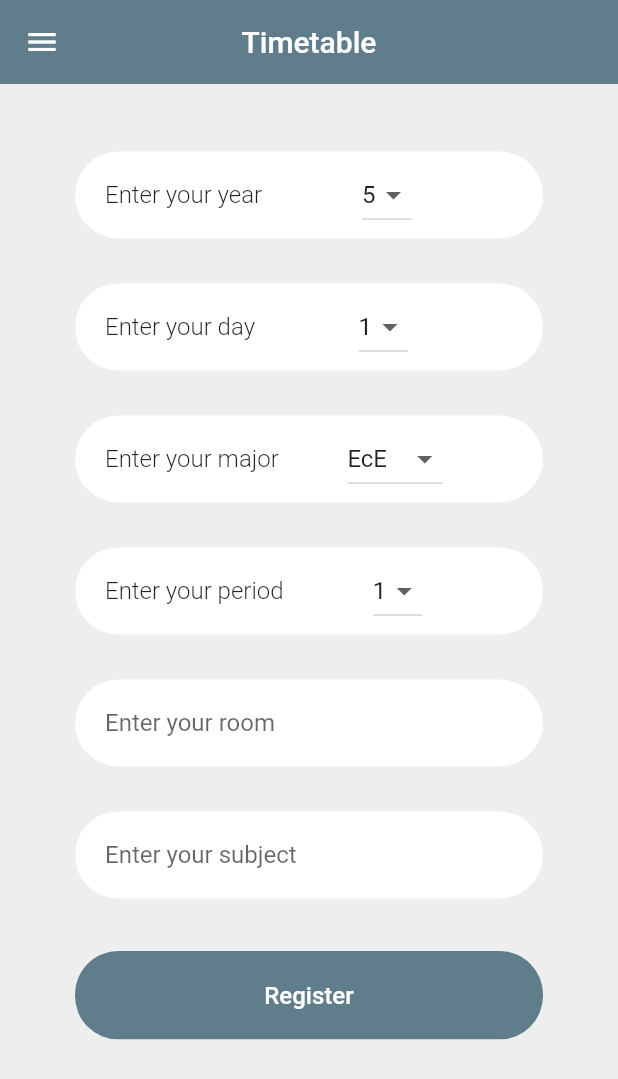
After one commit to thurahtetaung/smart_attendance, a Flutter app: the EditTimeTable screen opened directly, on a phone screen of 412 x 824 dp. The commit adds this screen. Shown: the top 1079 px of the screen. Run offline on Flutter 3.47's test engine with Material 2 defaults, Android fonts, the phone set to English and light mode, and no system bars; our stand-ins replace cloud_firestore, firebase_auth, flutter_spinkit; accounts and stored records are empty.

Commit message:
Optimize database query to server-side. Fixed timetable view to show same consecutive subjects as 1 list.

```diff
--- a/lib/models/timetable_model.dart
+++ b/lib/models/timetable_model.dart
@@ -1,6 +1,6 @@
 class TimeTable {
   final String subject;
-  final int period;
+  dynamic period;
   final String major;
   final String room;
   final int year;
@@ -8,4 +8,8 @@ class TimeTable {
 
   TimeTable(
       {this.subject, this.period, this.room, this.year, this.day, this.major});
+
+  void editPeriod(dynamic period) {
+    this.period = '$period, ${period + 1}';
+  }
 }
--- a/lib/screens/attendance/attendance_screen.dart
+++ b/lib/screens/attendance/attendance_screen.dart
@@ -1,5 +1,4 @@
 import 'package:flutter/material.dart';
-import 'package:smart_attendance/screens/home/side_drawer.dart';
 import 'package:smart_attendance/shared/constants.dart';
 
 class Attendance extends StatelessWidget {
@@ -9,6 +8,12 @@ class Attendance extends StatelessWidget {
       // drawer: SideDrawer(),
       backgroundColor: kPrimaryLightColor[200],
       appBar: AppBar(
+        automaticallyImplyLeading: true,
+        leading: IconButton(
+            icon: Icon(Icons.menu),
+            onPressed: () {
+              Navigator.pop(context);
+            }),
         title: Text('Smart Attendance'),
         centerTitle: true,
         backgroundColor: kPrimaryColor,
--- a/lib/screens/home/side_drawer.dart
+++ b/lib/screens/home/side_drawer.dart
@@ -5,6 +5,7 @@ import 'package:smart_attendance/models/user.dart';
 import 'package:smart_attendance/screens/attendance/attendance_screen.dart';
 import 'package:smart_attendance/screens/home/home.dart';
 import 'package:smart_attendance/screens/home/settings_form.dart';
+import 'package:smart_attendance/screens/timetable/add_timetable.dart';
 import 'package:smart_attendance/screens/timetable/timetable_screen.dart';
 import 'package:smart_attendance/services/auth.dart';
 import 'package:smart_attendance/services/database.dart';
@@ -94,6 +95,20 @@ class _SideDrawerState extends State<SideDrawer> {
                         },
                       ),
                       ListTile(
+                        title: Text(
+                          'Edit Timetable',
+                          style: TextStyle(fontSize: 17),
+                        ),
+                        leading: Icon(Icons.calendar_today),
+                        onTap: () {
+                          Navigator.push(
+                              context,
+                              CupertinoPageRoute(
+                                builder: (context) => EditTimeTable(),
+                              ));
+                        },
+                      ),
+                      ListTile(
                           leading: Icon(Icons.insert_chart),
                           onTap: () async {
                             // await DatabaseService()
--- /dev/null
+++ b/lib/screens/timetable/add_timetable.dart
@@ -0,0 +1,302 @@
+import 'package:flutter/material.dart';
+import 'package:provider/provider.dart';
+import 'package:smart_attendance/components/rounded_button.dart';
+import 'package:smart_attendance/models/user.dart';
+import 'package:smart_attendance/services/database.dart';
+import 'package:smart_attendance/shared/constants.dart';
+
+class EditTimeTable extends StatefulWidget {
+  @override
+  _EditTimeTableState createState() => _EditTimeTableState();
+}
+
+class _EditTimeTableState extends State<EditTimeTable> {
+  final _formKey = GlobalKey<FormState>();
+  bool loading = false;
+
+  // text field state
+  String subject = '';
+  String error = '';
+  int year = 5;
+  int period = 1;
+  String major = 'EcE';
+  String room = '';
+  int day = 1;
+  var _majors = [
+    'EcE',
+    'C',
+    'CEIT',
+    'Tex',
+    'Che',
+    'McE',
+    'Mech',
+    'Met',
+    'Mn',
+    'Arch',
+    'EP',
+    'PE'
+  ];
+  var _years = [1, 2, 3, 4, 5, 6];
+  var _days = [1, 2, 3, 4, 5];
+  var _periods = [1, 2, 3, 4, 5, 6, 7, 8, 9];
+  @override
+  Widget build(BuildContext context) {
+    final user = Provider.of<User>(context) ?? User(uid: null);
+    return StreamProvider<UserData2>.value(
+        value: DatabaseService(uid: user.uid).userData2,
+        child: Scaffold(
+            // drawer: SideDrawer(),
+            backgroundColor: kPrimaryLightColor[200],
+            appBar: AppBar(
+              automaticallyImplyLeading: true,
+              leading: IconButton(
+                  icon: Icon(Icons.menu),
+                  onPressed: () {
+                    Navigator.pop(context);
+                  }),
+              title: Text('Timetable'),
+              centerTitle: true,
+              backgroundColor: kPrimaryColor,
+              elevation: 0,
+            ),
+            body: SingleChildScrollView(
+              padding: EdgeInsets.symmetric(vertical: 20, horizontal: 50),
+              child: Form(
+                key: _formKey,
+                child: Column(
+                  mainAxisAlignment: MainAxisAlignment.spaceEvenly,
+                  children: [
+                    SizedBox(
+                      height: 20,
+                    ),
+                    Container(
+                      margin: EdgeInsets.symmetric(vertical: 5),
+                      padding:
+                          EdgeInsets.symmetric(horizontal: 20, vertical: 5),
+                      decoration: BoxDecoration(
+                        color: Colors.white,
+                        borderRadius: BorderRadius.circular(29),
+                      ),
+                      child: Row(
+                        mainAxisAlignment: MainAxisAlignment.spaceBetween,
+                        children: [
+                          Text(
+                            'Enter your year',
+                            style: TextStyle(
+                                fontWeight: FontWeight.w300, fontSize: 16),
+                          ),
+                          DropdownButton<int>(
+                            items: _years
+                                .map((int dropDownIntItem) =>
+                                    DropdownMenuItem<int>(
+                                      value: dropDownIntItem,
+                                      child: Text('$dropDownIntItem'),
+                                    ))
+                                .toList(),
+                            onChanged: (int newIntValueSelected) {
+                              setState(() {
+                                year = newIntValueSelected;
+                              });
+                            },
+                            value: year,
+                          ),
+                          Padding(padding: EdgeInsets.only(right: 1))
+                        ],
+                      ),
+                    ),
+                    SizedBox(
+                      height: 20,
+                    ),
+                    Container(
+                      margin: EdgeInsets.symmetric(vertical: 5),
+                      padding:
+                          EdgeInsets.symmetric(horizontal: 20, vertical: 5),
+                      decoration: BoxDecoration(
+                        color: Colors.white,
+                        borderRadius: BorderRadius.circular(29),
+                      ),
+                      child: Row(
+                        mainAxisAlignment: MainAxisAlignment.spaceBetween,
+                        children: [
+                          Text(
+                            'Enter your day',
+                            style: TextStyle(
+                                fontWeight: FontWeight.w300, fontSize: 16),
+                          ),
+                          DropdownButton<int>(
+                            items: _days
+                                .map((int dropDownIntItem) =>
+                                    DropdownMenuItem<int>(
+                                      value: dropDownIntItem,
+                                      child: Text('$dropDownIntItem'),
+                                    ))
+                                .toList(),
+                            onChanged: (int newIntValueSelected) {
+                              setState(() {
+                                day = newIntValueSelected;
+                              });
+                            },
+                            value: day,
+                          ),
+                          Padding(padding: EdgeInsets.only(right: 1))
+                        ],
+                      ),
+                    ),
+                    SizedBox(
+                      height: 20,
+                    ),
+                    Container(
+                      margin: EdgeInsets.symmetric(vertical: 5),
+                      padding:
+                          EdgeInsets.symmetric(horizontal: 20, vertical: 5),
+                      decoration: BoxDecoration(
+                        color: Colors.white,
+                        borderRadius: BorderRadius.circular(29),
+                      ),
+                      child: Row(
+                        mainAxisAlignment: MainAxisAlignment.spaceBetween,
+                        children: [
+                          Text(
+                            'Enter your major',
+                            style: TextStyle(
+                                fontWeight: FontWeight.w300, fontSize: 16),
+                          ),
+                          DropdownButton<String>(
+                            items: _majors
+                                .map((String dropDownStringItem) =>
+                                    DropdownMenuItem<String>(
+                                      value: dropDownStringItem,
+                                      child: Text(dropDownStringItem),
+                                    ))
+                                .toList(),
+                            onChanged: (String newValueSelected) {
+                              setState(() {
+                                major = newValueSelected;
+                              });
+                            },
+                            value: major,
+                          ),
+                          Padding(padding: EdgeInsets.only(right: 1))
+                        ],
+                      ),
+                    ),
+                    SizedBox(
+                      height: 20,
+                    ),
+                    Container(
+                      margin: EdgeInsets.symmetric(vertical: 5),
+                      padding:
+                          EdgeInsets.symmetric(horizontal: 20, vertical: 5),
+                      decoration: BoxDecoration(
+                        color: Colors.white,
+                        borderRadius: BorderRadius.circular(29),
+                      ),
+                      child: Row(
+                        mainAxisAlignment: MainAxisAlignment.spaceBetween,
+                        children: [
+                          Text(
+                            'Enter your period',
+                            style: TextStyle(
+                                fontWeight: FontWeight.w300, fontSize: 16),
+                          ),
+                          DropdownButton<int>(
+                            items: _periods
+                                .map((int dropDownIntItem) =>
+                                    DropdownMenuItem<int>(
+                                      value: dropDownIntItem,
+                                      child: Text('$dropDownIntItem'),
+                                    ))
+                                .toList(),
+                            onChanged: (int newIntValueSelected) {
+                              setState(() {
+                                period = newIntValueSelected;
+                              });
+                            },
+                            value: period,
+                          ),
+                          Padding(padding: EdgeInsets.only(right: 1))
+                        ],
+                      ),
+                    ),
+                    SizedBox(
+                      height: 20,
+                    ),
+                    Container(
+                      margin: EdgeInsets.symmetric(vertical: 5),
+                      padding:
+                          EdgeInsets.symmetric(horizontal: 20, vertical: 5),
+                      decoration: BoxDecoration(
+                        color: Colors.white,
+                        borderRadius: BorderRadius.circular(29),
+                      ),
+                      child: TextFormField(
+                        cursorColor: kPrimaryColor,
+                        decoration: InputDecoration(
+                          border: InputBorder.none,
+                          hintText: 'Enter your room',
+                        ),
+                        validator: (val) =>
+                            val.isEmpty ? 'Enter your room' : null,
+                        onChanged: (val) {
+                          setState(() {
+                            room = val;
+                          });
+                        },
+                      ),
+                    ),
+                    SizedBox(
+                      height: 20,
+                    ),
+                    Container(
+                      margin: EdgeInsets.symmetric(vertical: 5),
+                      padding:
+                          EdgeInsets.symmetric(horizontal: 20, vertical: 5),
+                      decoration: BoxDecoration(
+                        color: Colors.white,
+                        borderRadius: BorderRadius.circular(29),
+                      ),
+                      child: TextFormField(
+                        cursorColor: kPrimaryColor,
+                        decoration: InputDecoration(
+                          border: InputBorder.none,
+                          hintText: 'Enter your subject',
+                        ),
+                        validator: (val) =>
+                            val.isEmpty ? 'Enter your subject name' : null,
+                        onChanged: (val) {
+                          setState(() {
+                            subject = val;
+                          });
+                        },
+                      ),
+                    ),
+                    SizedBox(
+                      height: 20,
+                    ),
+                    RoundedButton(
+                      text: "Register",
+                      press: () async {
+                        if (_formKey.currentState.validate()) {
+                          await DatabaseService().addTimetableData(
+                              subject: subject,
+                              major: major,
+                              year: year,
+                              period: period,
+                              room: room,
+                              day: day);
+                        }
+                      },
+                    ),
+                    SizedBox(
+                      height: 12,
+                    ),
+                    Text(
+                      error,
+                      style: TextStyle(color: Colors.red, fontSize: 14),
+                    ),
+                  ],
+                ),
+              ),
+            )));
+  }
+}
--- a/lib/screens/timetable/list_timetable.dart
+++ b/lib/screens/timetable/list_timetable.dart
@@ -1,3 +1,4 @@
+import 'package:flutter/cupertino.dart';
 import 'package:flutter/material.dart';
 import 'package:provider/provider.dart';
 import 'package:smart_attendance/models/timetable_model.dart';
@@ -6,19 +7,32 @@ import 'package:smart_attendance/screens/timetable/timetable_tile.dart';
 import 'package:smart_attendance/services/database.dart';
 
 class ListTimetable extends StatefulWidget {
-  final int day;
-  ListTimetable(this.day);
   @override
-  _ListTimetableState createState() => _ListTimetableState(this.day);
+  _ListTimetableState createState() => _ListTimetableState();
 }
 
 class _ListTimetableState extends State<ListTimetable> {
-  int day;
-  _ListTimetableState(this.day);
+  _ListTimetableState();
   @override
   Widget build(BuildContext context) {
     final User user = Provider.of<User>(context) ?? User(uid: null);
     final timetables = Provider.of<List<TimeTable>>(context) ?? [];
+    List<TimeTable> testTimetables = timetables;
+    List<TimeTable> dummy = [];
+    if (testTimetables.length >= 2) {
+      for (var i = 0; i < testTimetables.length; i++) {
+        if (i != testTimetables.length - 1) {
+          if (testTimetables[i].subject == testTimetables[i + 1].subject) {
+            testTimetables[i].editPeriod(testTimetables[i].period);
+            testTimetables.removeAt(i + 1);
+          }
+        }
+        dummy.add(testTimetables[i]);
+      }
+    } else {
+      dummy = testTimetables;
+    }
+
     return StreamBuilder<UserData2>(
         stream: DatabaseService(uid: user.uid).userData2,
         builder: (context, snapshot) {
@@ -30,11 +44,10 @@ class _ListTimetableState extends State<ListTimetable> {
                   year: 0,
                   rollNumber: 0);
           return ListView.builder(
-            itemCount: timetables.length,
+            itemCount: dummy.length,
             itemBuilder: (context, index) {
               return TimetableTile(
-                timetable: timetables[index],
-                weekday: day,
+                timetable: dummy[index],
                 userData2: userData2,
               );
             },
--- a/lib/screens/timetable/show_timetable.dart
+++ b/lib/screens/timetable/show_timetable.dart
@@ -1,6 +1,7 @@
 import 'package:flutter/material.dart';
 import 'package:provider/provider.dart';
 import 'package:smart_attendance/models/timetable_model.dart';
+import 'package:smart_attendance/models/user.dart';
 import 'package:smart_attendance/screens/timetable/list_timetable.dart';
 import 'package:smart_attendance/services/database.dart';
 
@@ -24,10 +25,14 @@ class _ShowTimetableState extends State<ShowTimetable> {
   // ];
   @override
   Widget build(BuildContext context) {
+    final UserData2 userData2 =
+        Provider.of<UserData2>(context) ?? UserData2(major: 'EcE', year: 1);
     return StreamProvider<List<TimeTable>>.value(
       initialData: [],
-      value: DatabaseService().timetables,
-      child: ListTimetable(day),
+      value: DatabaseService(
+              day: day, major: userData2.major, year: userData2.year)
+          .daytimetables,
+      child: ListTimetable(),
     );
   }
 }
--- a/lib/screens/timetable/timetable_screen.dart
+++ b/lib/screens/timetable/timetable_screen.dart
@@ -1,7 +1,6 @@
 import 'package:flutter/material.dart';
 import 'package:provider/provider.dart';
 import 'package:smart_attendance/models/user.dart';
-import 'package:smart_attendance/screens/home/side_drawer.dart';
 import 'package:smart_attendance/screens/timetable/show_timetable.dart';
 import 'package:smart_attendance/services/database.dart';
 import 'package:smart_attendance/shared/constants.dart';
@@ -18,6 +17,12 @@ class TimeTableBody extends StatelessWidget {
           // drawer: SideDrawer(),
           backgroundColor: kPrimaryLightColor[200],
           appBar: AppBar(
+            automaticallyImplyLeading: true,
+            leading: IconButton(
+                icon: Icon(Icons.menu),
+                onPressed: () {
+                  Navigator.pop(context);
+                }),
             bottom: TabBar(
               tabs: [
                 Tab(
--- a/lib/screens/timetable/timetable_tile.dart
+++ b/lib/screens/timetable/timetable_tile.dart
@@ -1,19 +1,18 @@
 import 'package:flutter/material.dart';
-import 'package:provider/provider.dart';
 import 'package:smart_attendance/models/timetable_model.dart';
 import 'package:smart_attendance/models/user.dart';
 
 class TimetableTile extends StatelessWidget {
   final TimeTable timetable;
-  final int weekday;
+
   final UserData2 userData2;
-  TimetableTile({this.timetable, this.weekday, this.userData2});
+  TimetableTile({this.timetable, this.userData2});
 
   @override
   Widget build(BuildContext context) {
-    if (weekday == timetable.day && userData2.major == timetable.major) {
+    if (userData2 != null) {
       return Padding(
-        padding: const EdgeInsets.symmetric(vertical: 8, horizontal: 10),
+        padding: const EdgeInsets.symmetric(vertical: 4, horizontal: 10),
         child: Card(
           child: ListTile(
             onTap: () {},
--- a/lib/services/database.dart
+++ b/lib/services/database.dart
@@ -5,7 +5,13 @@ import 'package:smart_attendance/models/user.dart';
 
 class DatabaseService {
   final String uid;
-  DatabaseService({this.uid});
+  final String major;
+  final int year;
+  final int period;
+  final String subject;
+  final int day;
+  DatabaseService(
+      {this.uid, this.major, this.period, this.year, this.subject, this.day});
 
   // collection reference
   final CollectionReference brewCollection =
@@ -14,9 +20,8 @@ class DatabaseService {
   final CollectionReference studentCollection =
       Firestore.instance.collection('students');
 
-  final Query timetableQuery = Firestore.instance
-      .collection('timetables')
-      .orderBy('Period', descending: false);
+  final Query timetableQuery =
+      Firestore.instance.collection('timetables').orderBy('Period');
 
   final CollectionReference timetableCollection =
       Firestore.instance.collection('timetables');
@@ -31,12 +36,19 @@ class DatabaseService {
   }
 
   Future addTimetableData(
-      String subject, String room, int period, int year) async {
+      {String subject,
+      String room,
+      int period,
+      int year,
+      String major,
+      int day}) async {
     return await timetableCollection.document().setData({
       'Subject': subject,
       'Room': room,
       'Period': period,
       'Year': year,
+      'Major': major,
+      'Day': day
     });
   }
 
@@ -90,7 +102,16 @@ class DatabaseService {
   }
 
   Stream<List<TimeTable>> get timetables {
-    return timetableCollection.snapshots().map(_timetableListFromSnapshot);
+    return timetableQuery.snapshots().map(_timetableListFromSnapshot);
+  }
+
+  Stream<List<TimeTable>> get daytimetables {
+    return timetableQuery
+        .where('Day', isEqualTo: day)
+        .where('Major', isEqualTo: major)
+        .where('Year', isEqualTo: year)
+        .snapshots()
+        .map(_timetableListFromSnapshot);
   }
 
   // get user doc stream
```
